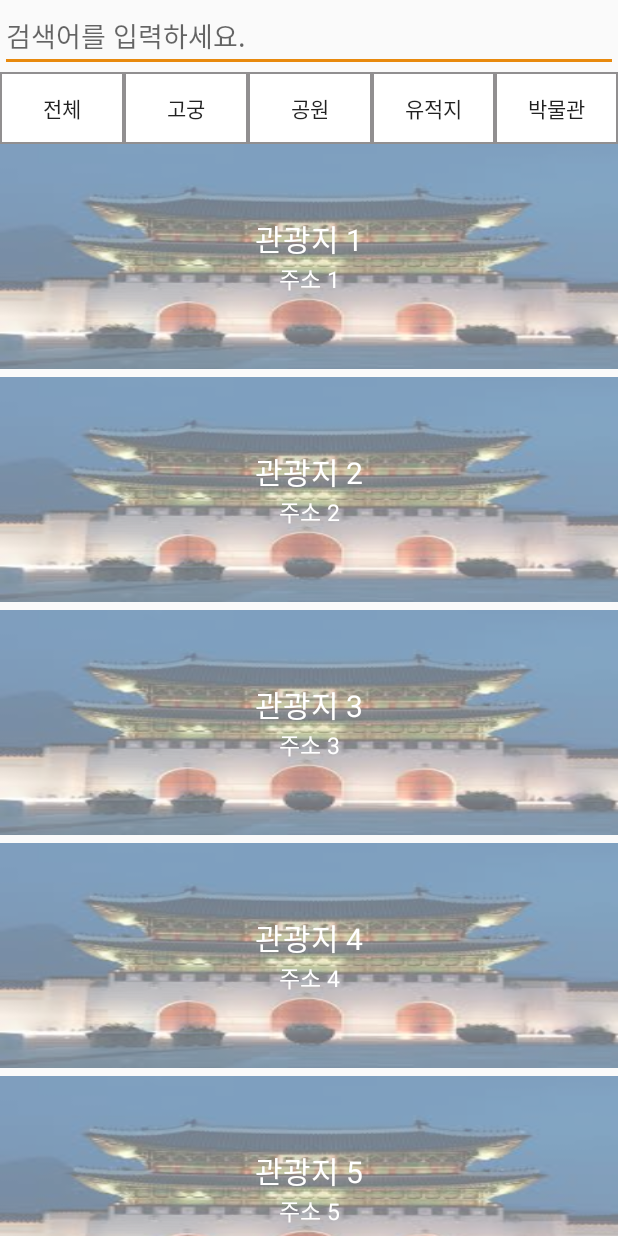
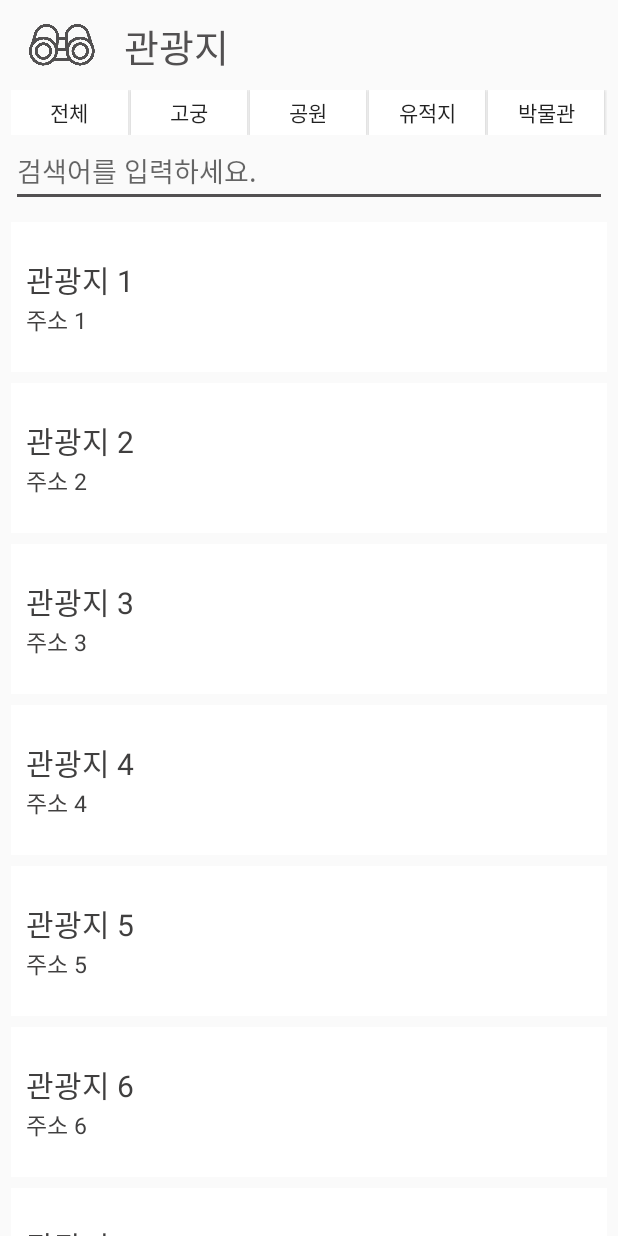
Before and after one commit to SeoulAppContestPrizeNo1/AngelWalk, an Android app: the SightsActivity screen opened directly, with no data from a screen before it, on a phone screen of 412 x 824 dp. Run offline under Robolectric (Android 15) with nearby library versions, the phone set to English and light mode, and no system bars.

Commit message:
휠체어 충전소, 관광지, 설정 부분 ui변경

```diff
--- a/app/src/main/java/com/walk/angel/angelwalk/Fragment/SettingFragment.java
+++ b/app/src/main/java/com/walk/angel/angelwalk/Fragment/SettingFragment.java
@@ -62,7 +62,7 @@ public class SettingFragment extends Fragment {
         userPassword = pref.getString("password", "");
 
         txtUserId = (TextView) SettingFragment.findViewById(R.id.textId);
-        txtUserId.setText(userId+" 님");
+        txtUserId.setText(userId+" ");
 
         editNickname = (EditText) SettingFragment.findViewById(R.id.editNickName);
         editPassword = (EditText) SettingFragment.findViewById(R.id.editPassword);
--- a/app/src/main/res/layout/activity_sights.xml
+++ b/app/src/main/res/layout/activity_sights.xml
@@ -8,19 +8,41 @@
     android:orientation="vertical">
 
 
-    <EditText
-        android:id="@+id/editTxtSearch"
+    <LinearLayout
         android:layout_width="match_parent"
         android:layout_height="wrap_content"
-        android:hint="검색어를 입력하세요."
-        android:singleLine="true"/>
+        android:orientation="horizontal"
+        android:weightSum="7"
+        android:layout_marginTop="10dp"
+        android:layout_marginBottom="10dp">
+
+        <ImageView
+            android:layout_width="40dp"
+            android:layout_height="40dp"
+            android:scaleType="fitCenter"
+            android:layout_weight="1"
+            app:srcCompat="@drawable/icon_sights"
+            android:layout_gravity="center"/>
+
+        <TextView
+            android:layout_width="wrap_content"
+            android:layout_height="wrap_content"
+            android:text="관광지"
+            android:layout_weight="6"
+            android:textColor="#525051"
+            android:textSize="25dp"
+            android:layout_gravity="bottom"/>
+
+    </LinearLayout>
 
     <LinearLayout
         android:id="@+id/wrapOne"
         android:layout_width="match_parent"
-        android:layout_height="wrap_content"
+        android:layout_height="30dp"
         android:orientation="horizontal"
-        android:weightSum="5">
+        android:weightSum="5"
+        android:layout_marginLeft="7dp"
+        android:layout_marginRight="7dp">
 
         <Button
             android:id="@+id/btnAll"
@@ -28,7 +50,8 @@
             android:layout_height="wrap_content"
             android:layout_weight="1"
             android:text="전체"
-            android:background="@drawable/main_card_button"/>
+            android:background="#ffffff"
+            android:layout_marginRight="2dp"/>
 
         <Button
             android:id="@+id/btnCattle"
@@ -36,7 +59,8 @@
             android:layout_height="wrap_content"
             android:layout_weight="1"
             android:text="고궁"
-            android:background="@drawable/main_card_button"/>
+            android:background="#ffffff"
+            android:layout_marginRight="2dp"/>
 
         <Button
             android:id="@+id/btnPark"
@@ -44,7 +68,8 @@
             android:layout_height="wrap_content"
             android:layout_weight="1"
             android:text="공원"
-            android:background="@drawable/main_card_button"/>
+            android:background="#ffffff"
+            android:layout_marginRight="2dp"/>
 
         <Button
             android:id="@+id/btnSite"
@@ -52,7 +77,8 @@
             android:layout_height="wrap_content"
             android:layout_weight="1"
             android:text="유적지"
-            android:background="@drawable/main_card_button"/>
+            android:background="#ffffff"
+            android:layout_marginRight="2dp"/>
 
         <Button
             android:id="@+id/btnMuseum"
@@ -60,10 +86,23 @@
             android:layout_height="wrap_content"
             android:layout_weight="1"
             android:text="박물관"
-            android:background="@drawable/main_card_button"/>
+            android:background="#ffffff"
+            android:layout_marginRight="2dp"/>
 
 
     </LinearLayout>
+
+    <EditText
+        android:id="@+id/editTxtSearch"
+        android:layout_width="match_parent"
+        android:layout_height="wrap_content"
+        android:hint="검색어를 입력하세요."
+        android:backgroundTint="#525051"
+        android:textCursorDrawable="@color/colorPrimaryDark"
+        android:singleLine="true"
+        android:layout_marginLeft="7dp"
+        android:layout_marginRight="7dp"
+        android:layout_marginBottom="10dp"/>
 
     <LinearLayout xmlns:android="http://schemas.android.com/apk/res/android"
         android:layout_width="match_parent"
@@ -73,7 +112,9 @@
         <android.support.v7.widget.RecyclerView
             android:id="@+id/recycler_view_sight"
             android:layout_width="match_parent"
-            android:layout_height="wrap_content" />
+            android:layout_height="wrap_content"
+            android:layout_marginLeft="7dp"
+            android:layout_marginRight="7dp"/>
 
     </LinearLayout>
 </LinearLayout>
--- a/app/src/main/res/layout/data_sights.xml
+++ b/app/src/main/res/layout/data_sights.xml
@@ -1,10 +1,10 @@
 <?xml version="1.0" encoding="utf-8"?>
 <FrameLayout xmlns:android="http://schemas.android.com/apk/res/android"
-android:layout_width="fill_parent"
-android:layout_height="150dp"
-android:background="@drawable/temp_background"
-android:orientation="vertical"
-    android:layout_marginBottom="5dp">
+    android:layout_width="fill_parent"
+    android:layout_height="100dp"
+    android:background="#FFFFFF"
+    android:orientation="vertical"
+    android:layout_marginBottom="7dp">
 
     <ImageView
         android:layout_width="match_parent"
@@ -24,20 +24,20 @@ android:orientation="vertical"
             android:id="@+id/txtSightName"
             android:layout_width="match_parent"
             android:layout_height="wrap_content"
-            android:gravity="center"
-            android:textColor="#FFFFFF"
+            android:textColor="#403F3F"
             android:textSize="20sp"
             android:text="Name"
+            android:layout_marginLeft="10dp"
             />
 
         <TextView
             android:id="@+id/txtSightAddress"
             android:layout_width="match_parent"
             android:layout_height="wrap_content"
-            android:gravity="center"
             android:textSize="15sp"
-            android:textColor="#FFFFFF"
+            android:textColor="#403F3F"
             android:text="Address"
+            android:layout_marginLeft="10dp"
             />
 
     </LinearLayout>
--- a/app/src/main/res/layout/data_wheelchair_charging.xml
+++ b/app/src/main/res/layout/data_wheelchair_charging.xml
@@ -2,9 +2,9 @@
 <FrameLayout xmlns:android="http://schemas.android.com/apk/res/android"
     android:layout_width="fill_parent"
     android:layout_height="100dp"
-    android:background="@drawable/temp_background"
+    android:background="#FFFFFF"
     android:orientation="vertical"
-    android:layout_marginBottom="5dp">
+    android:layout_marginBottom="7dp">
 
     <ImageView
         android:layout_width="match_parent"
@@ -24,7 +24,7 @@
             android:id="@+id/txtChargingAddress"
             android:layout_width="match_parent"
             android:layout_height="wrap_content"
-            android:textColor="#FFFFFF"
+            android:textColor="#403F3F"
             android:textSize="20sp"
             android:text="주소"
             android:layout_marginLeft="10dp"
--- a/app/src/main/res/values/colors.xml
+++ b/app/src/main/res/values/colors.xml
@@ -1,6 +1,6 @@
 <?xml version="1.0" encoding="utf-8"?>
 <resources>
     <color name="colorPrimary">#3F51B5</color>
-    <color name="colorPrimaryDark">#303F9F</color>
-    <color name="colorAccent">#FF4081</color>
+    <color name="colorPrimaryDark">#525051</color>
+    <color name="colorAccent">#E8890D</color>
 </resources>
```
Also changed, not shown: app/src/main/res/layout/activity_wheelchair_charging.xml (+30 -1 lines), app/src/main/res/layout/fragment_setting.xml (+18 -4 lines), app/src/main/res/drawable/icon_board.png (deleted), app/src/main/res/drawable/icon_charging.png, app/src/main/res/drawable/icon_info.png (added), app/src/main/res/drawable/icon_sights.png, app/src/main/res/drawable/sight_background.jpg (deleted), app/src/main/res/drawable/temp_background.jpg (deleted).
